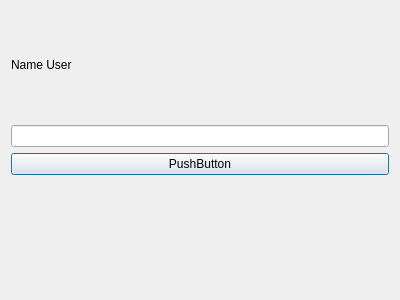
AmirHasanTaban/IUT-Messanger, file Project_AA/newchat.ui: the form before one commit.
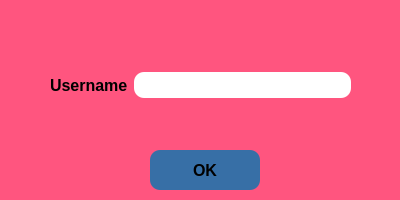
The form after the commit.

Diff of the .ui file:
```diff
--- a/Project_AA/newchat.ui
+++ b/Project_AA/newchat.ui
@@ -7,38 +7,106 @@
     <x>0</x>
     <y>0</y>
     <width>400</width>
-    <height>300</height>
+    <height>200</height>
    </rect>
   </property>
   <property name="windowTitle">
    <string>Dialog</string>
   </property>
-  <layout class="QVBoxLayout" name="verticalLayout">
-   <item>
-    <widget class="QLabel" name="label_NameUSer">
-     <property name="text">
-      <string>Name User</string>
-     </property>
-    </widget>
-   </item>
-   <item>
-    <widget class="QLineEdit" name="lineEdit_NameUser"/>
-   </item>
-   <item>
-    <widget class="QPushButton" name="pushButton">
-     <property name="text">
-      <string>PushButton</string>
-     </property>
-    </widget>
-   </item>
-   <item>
-    <widget class="QLabel" name="label_error">
-     <property name="text">
-      <string/>
-     </property>
-    </widget>
-   </item>
-  </layout>
+  <property name="styleSheet">
+   <string notr="true">background-color: rgb(255, 85, 127);</string>
+  </property>
+  <widget class="QPushButton" name="pushButton">
+   <property name="geometry">
+    <rect>
+     <x>150</x>
+     <y>150</y>
+     <width>110</width>
+     <height>40</height>
+    </rect>
+   </property>
+   <property name="font">
+    <font>
+     <pointsize>12</pointsize>
+     <bold>true</bold>
+    </font>
+   </property>
+   <property name="styleSheet">
+    <string notr="true">QPushButton {
+    border-radius: 10px;
+    padding: 10px;
+    background-color: #376fa6;
+	color: &quot;white&quot;;
+}
+
+QPushButton:hover {
+    background-color: #007600;
+}
+
+QPushButton:pressed {
+    background-color: #888888;
+}
+</string>
+   </property>
+   <property name="text">
+    <string>OK</string>
+   </property>
+  </widget>
+  <widget class="QLabel" name="label_error">
+   <property name="geometry">
+    <rect>
+     <x>50</x>
+     <y>110</y>
+     <width>301</width>
+     <height>31</height>
+    </rect>
+   </property>
+   <property name="styleSheet">
+    <string notr="true">color: rgb(255, 255, 255);</string>
+   </property>
+   <property name="text">
+    <string/>
+   </property>
+  </widget>
+  <widget class="QWidget" name="">
+   <property name="geometry">
+    <rect>
+     <x>50</x>
+     <y>60</y>
+     <width>301</width>
+     <height>51</height>
+    </rect>
+   </property>
+   <layout class="QGridLayout" name="gridLayout">
+    <item row="0" column="0">
+     <widget class="QLabel" name="label_NameUSer">
+      <property name="font">
+       <font>
+        <pointsize>12</pointsize>
+        <bold>true</bold>
+       </font>
+      </property>
+      <property name="text">
+       <string>Username</string>
+      </property>
+     </widget>
+    </item>
+    <item row="0" column="1">
+     <widget class="QLineEdit" name="lineEdit_NameUser">
+      <property name="styleSheet">
+       <string notr="true">QLineEdit {
+    border-radius: 10px;
+    padding: 5px;
+	background-color: rgb(255, 255, 255);
+	
+	font: 12pt &quot;Century&quot;;
+}
+</string>
+      </property>
+     </widget>
+    </item>
+   </layout>
+  </widget>
  </widget>
  <resources/>
  <connections/>
```
